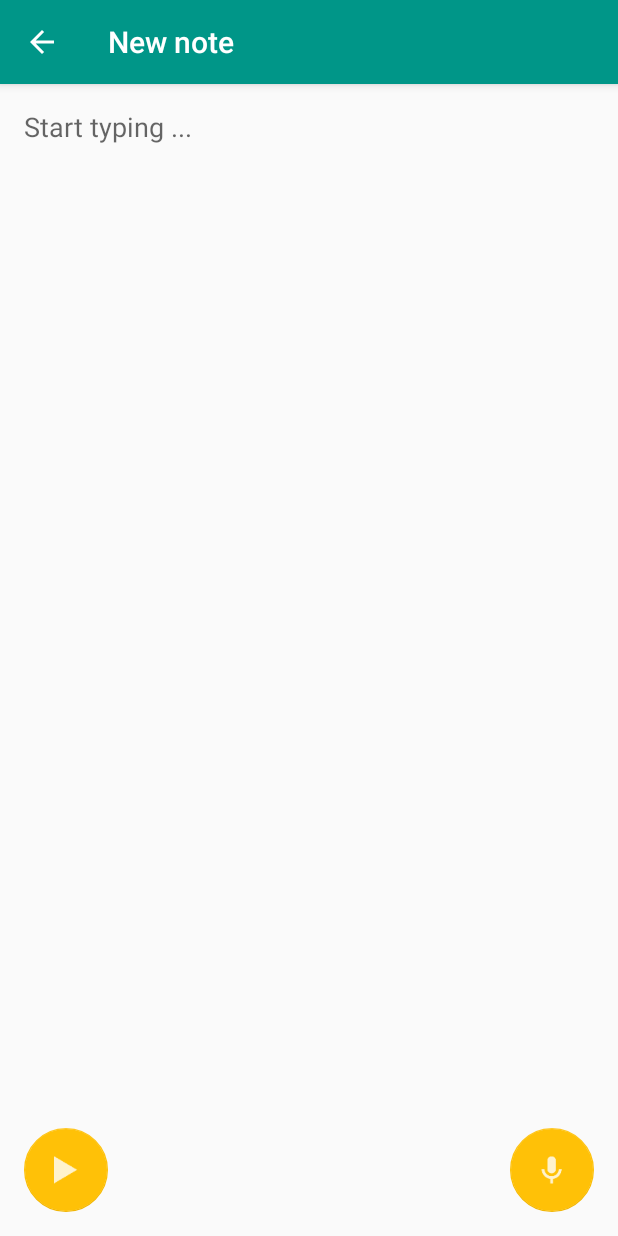
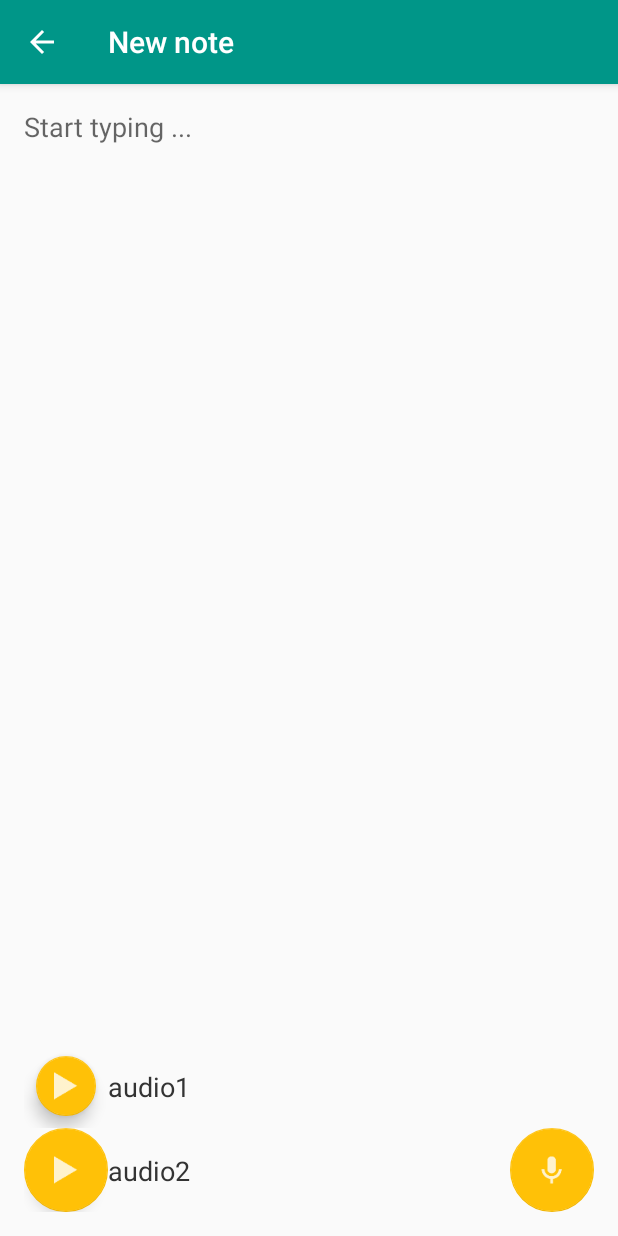
Before and after one commit to ZakAroui/TaskList, an Android app: the screen it shows after launch (EditorActivity), after a tap on an icon or button, on a phone screen of 412 x 824 dp. Run offline under Robolectric (Android 15) with nearby library versions, the phone set to English and light mode, and no system bars; our stand-ins replace ButterKnife.

Commit message:
added audio notes recycler view

```diff
--- a/app/build.gradle
+++ b/app/build.gradle
@@ -20,7 +20,7 @@ android {
 }
 
 dependencies {
-    compile fileTree(dir: 'libs', include: ['*.jar'])
+    compile fileTree(include: ['*.jar'], dir: 'libs')
     androidTestCompile('com.android.support.test.espresso:espresso-core:2.2.2', {
         exclude group: 'com.android.support', module: 'support-annotations'
     })
@@ -28,4 +28,6 @@ dependencies {
     compile 'com.android.support:design:28.0.0'
     testCompile 'junit:junit:4.12'
     implementation 'com.android.support.constraint:constraint-layout:1.1.3'
+    implementation 'com.jakewharton:butterknife:8.8.1'
+    annotationProcessor 'com.jakewharton:butterknife-compiler:8.8.1'
 }
--- a/app/src/main/java/com/ikazme/tasklist/EditorActivity.java
+++ b/app/src/main/java/com/ikazme/tasklist/EditorActivity.java
@@ -17,6 +17,8 @@ import android.support.annotation.RequiresApi;
 import android.support.design.widget.FloatingActionButton;
 import android.support.v4.view.MenuItemCompat;
 import android.support.v7.app.AppCompatActivity;
+import android.support.v7.widget.LinearLayoutManager;
+import android.support.v7.widget.RecyclerView;
 import android.support.v7.widget.ShareActionProvider;
 import android.util.Log;
 import android.view.Menu;
@@ -25,14 +27,21 @@ import android.view.MotionEvent;
 import android.view.View;
 import android.view.View.OnTouchListener;
 import android.widget.EditText;
+import android.widget.LinearLayout;
 
 import com.ikazme.tasklist.database.DBOpenHelper;
 import com.ikazme.tasklist.database.NotesProvider;
 import com.ikazme.tasklist.service.PermissionsService;
+import com.ikazme.tasklist.ui.AudioNotesAdapter;
 import com.ikazme.tasklist.utils.Utils;
 
 import java.io.File;
 import java.io.IOException;
+import java.util.ArrayList;
+import java.util.Arrays;
+
+import butterknife.BindView;
+import butterknife.ButterKnife;
 
 import static android.R.drawable.ic_media_pause;
 import static android.R.drawable.ic_media_play;
@@ -41,6 +50,11 @@ import static com.ikazme.tasklist.utils.Utils.PERMISSIONS_REQUEST_RECORD_AUDIO;
 public class EditorActivity extends AppCompatActivity {
 
     private static final String LOG_TAG = EditorActivity.class.getSimpleName();
+
+    @BindView(R.id.noteRecordingsList)
+    RecyclerView mRecyclerView;
+
+    AudioNotesAdapter mAudioNotesAdapter;
 
     private String action;
     private EditText editor;
@@ -61,6 +75,9 @@ public class EditorActivity extends AppCompatActivity {
     protected void onCreate(Bundle savedInstanceState) {
         super.onCreate(savedInstanceState);
         setContentView(R.layout.activity_editor);
+
+        ButterKnife.bind(this);
+        initRecordingList();
 
         editor = findViewById(R.id.editText);
         mPlayNoteBtn = findViewById(R.id.playFloatingButton);
@@ -104,6 +121,15 @@ public class EditorActivity extends AppCompatActivity {
 
             cursor.close();
         }
+    }
+
+    private void initRecordingList() {
+        mRecyclerView.setHasFixedSize(true);
+        LinearLayoutManager linearLayout = new LinearLayoutManager(this);
+        mRecyclerView.setLayoutManager(linearLayout);
+
+        mAudioNotesAdapter = new AudioNotesAdapter(Arrays.asList("audio1", "audio2"), this);
+        mRecyclerView.setAdapter(mAudioNotesAdapter);
     }
 
     private void finishEditing(){
@@ -260,6 +286,7 @@ public class EditorActivity extends AppCompatActivity {
     }
 
     private void startPlaying() {
+
         mPlayNoteBtn.setImageDrawable(getResources().getDrawable(ic_media_pause));
         mPlayNoteBtn.setBackgroundTintList(getResources().getColorStateList(R.color.green_tint));
 
@@ -288,9 +315,11 @@ public class EditorActivity extends AppCompatActivity {
         mPlayer = null;
     }
 
-    private boolean deleteRecording(String fileName){
-        File file = new File(fileName);
-        return file.delete();
+    private void deleteRecording(String fileName){
+        if(mFileName != null){
+            File file = new File(fileName);
+            file.delete();
+        }
     }
 
     @Override
--- /dev/null
+++ b/app/src/main/java/com/ikazme/tasklist/ui/AudioNotesAdapter.java
@@ -0,0 +1,57 @@
+package com.ikazme.tasklist.ui;
+
+import android.content.Context;
+import android.support.annotation.NonNull;
+import android.support.v7.widget.RecyclerView;
+import android.view.LayoutInflater;
+import android.view.View;
+import android.view.ViewGroup;
+import android.widget.TextView;
+
+import com.ikazme.tasklist.R;
+
+import java.util.List;
+
+import butterknife.BindView;
+import butterknife.ButterKnife;
+
+public class AudioNotesAdapter extends RecyclerView.Adapter<AudioNotesAdapter.ViewHolder> {
+
+    private final List<String> mAudioNotes;
+    private final Context mContext;
+
+    public AudioNotesAdapter(List<String> mAudioNotes, Context mContext) {
+        this.mAudioNotes = mAudioNotes;
+        this.mContext = mContext;
+    }
+
+    @NonNull
+    @Override
+    public AudioNotesAdapter.ViewHolder onCreateViewHolder(@NonNull ViewGroup viewGroup, int i) {
+        LayoutInflater inflater = LayoutInflater.from(viewGroup.getContext());
+        View view = inflater.inflate(R.layout.audio_note_list_item, viewGroup, false);
+        return new ViewHolder(view);
+    }
+
+    @Override
+    public void onBindViewHolder(@NonNull AudioNotesAdapter.ViewHolder viewHolder, int i) {
+        final String name = mAudioNotes.get(i);
+        viewHolder.audioNoteName.setText(name);
+    }
+
+    @Override
+    public int getItemCount() {
+        return mAudioNotes.size();
+    }
+
+    public class ViewHolder extends RecyclerView.ViewHolder {
+
+        @BindView(R.id.audioNoteName)
+        TextView audioNoteName;
+
+        public ViewHolder(@NonNull View itemView) {
+            super(itemView);
+            ButterKnife.bind(this, itemView);
+        }
+    }
+}
--- a/app/src/main/res/layout/activity_editor.xml
+++ b/app/src/main/res/layout/activity_editor.xml
@@ -20,12 +20,27 @@
         android:gravity="top"
         android:hint="@string/start_typing"
         android:inputType="textMultiLine|textCapWords"
-        app:layout_constraintBottom_toBottomOf="parent"
+        app:layout_constraintBottom_toTopOf="@id/noteRecordingsList"
         app:layout_constraintEnd_toEndOf="parent"
         app:layout_constraintLeft_toLeftOf="parent"
         app:layout_constraintRight_toRightOf="parent"
         app:layout_constraintStart_toStartOf="parent"
         app:layout_constraintTop_toTopOf="parent" />
+
+    <android.support.v7.widget.RecyclerView
+        android:id="@+id/noteRecordingsList"
+        android:layout_width="match_parent"
+        android:layout_height="wrap_content"
+        android:clickable="true"
+        android:focusable="true"
+        android:focusableInTouchMode="true"
+        android:scrollbars="vertical"
+        app:layout_constraintBottom_toBottomOf="parent"
+        app:layout_constraintEnd_toEndOf="parent"
+        app:layout_constraintRight_toRightOf="parent"
+        app:layout_constraintStart_toStartOf="parent"
+        app:layout_constraintLeft_toLeftOf="parent"
+        app:layout_constraintTop_toBottomOf="@id/editText" />
 
     <android.support.design.widget.FloatingActionButton
         android:id="@+id/recordNotefloatingButton"
--- /dev/null
+++ b/app/src/main/res/layout/audio_note_list_item.xml
@@ -0,0 +1,36 @@
+<?xml version="1.0" encoding="utf-8"?>
+<android.support.constraint.ConstraintLayout
+    xmlns:android="http://schemas.android.com/apk/res/android"
+    xmlns:app="http://schemas.android.com/apk/res-auto"
+    xmlns:tools="http://schemas.android.com/tools"
+    android:layout_width="match_parent"
+    android:layout_height="wrap_content">
+
+    <android.support.design.widget.FloatingActionButton
+        android:id="@+id/playFab"
+        android:layout_width="wrap_content"
+        android:layout_height="wrap_content"
+        android:layout_margin="8dp"
+        app:srcCompat="@drawable/ic_play_audio"
+        app:fabSize="mini"
+        app:layout_constraintTop_toTopOf="parent"
+        app:layout_constraintBottom_toBottomOf="parent"
+        app:layout_constraintLeft_toLeftOf="parent"
+        app:layout_constraintStart_toStartOf="parent"
+        />
+
+    <TextView
+        android:id="@+id/audioNoteName"
+        android:layout_width="0dp"
+        android:layout_height="wrap_content"
+        android:layout_margin="8dp"
+        android:text="TextView"
+        android:textColor="#333"
+        android:textSize="18sp"
+        android:ellipsize="end"
+        android:maxLines="1"
+        app:layout_constraintBottom_toBottomOf="parent"
+        app:layout_constraintEnd_toEndOf="parent"
+        app:layout_constraintStart_toEndOf="@+id/playFab"
+        app:layout_constraintTop_toTopOf="parent" />
+</android.support.constraint.ConstraintLayout>
```
